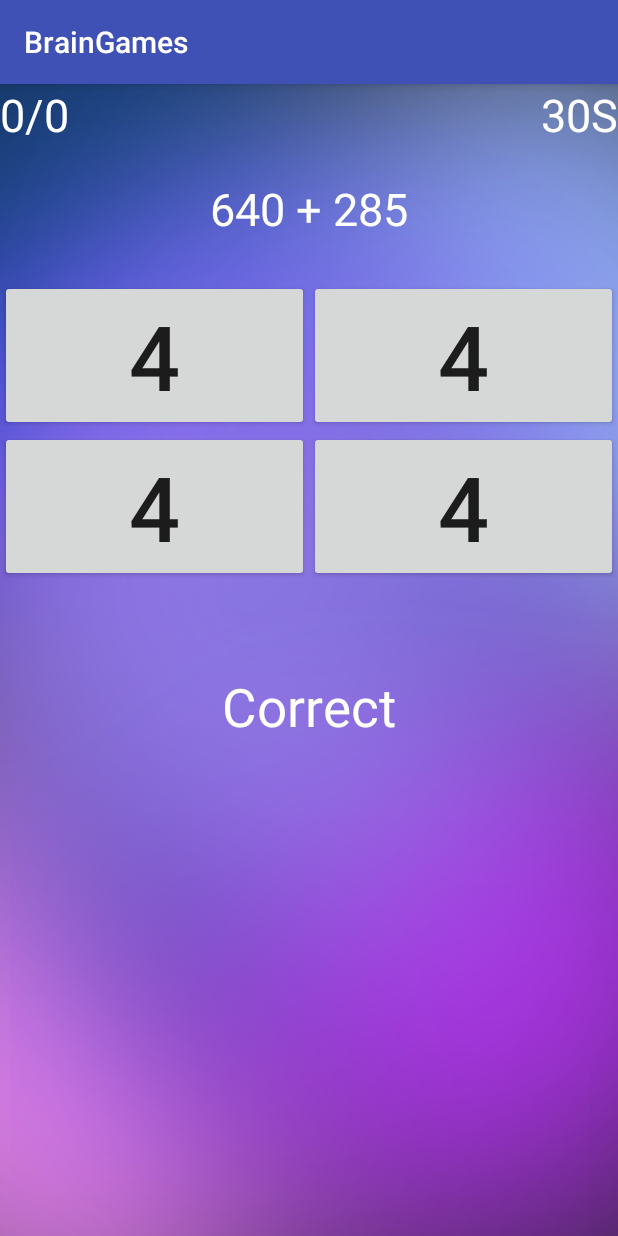
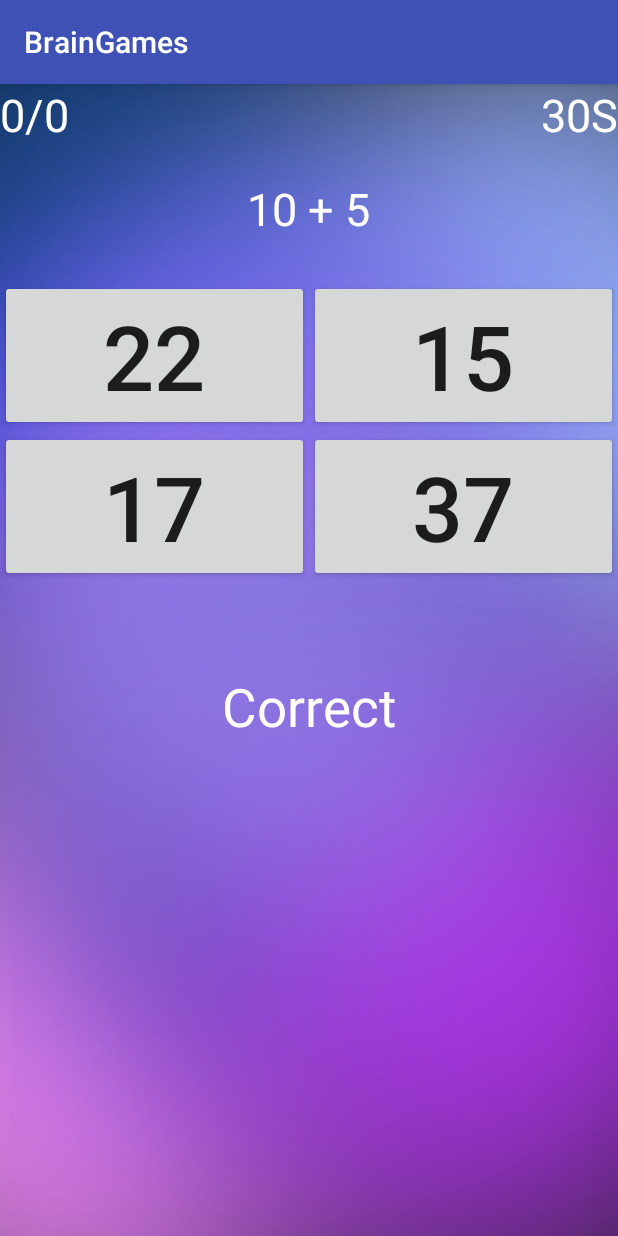
Before and after one commit to Collins33/brainGames, an Android app: the secondActivity screen opened directly, with no data from a screen before it, after a tap on "I UNDERSTAND", on a phone screen of 412 x 824 dp. Run offline under Robolectric (Android 15) with nearby library versions, the phone set to English and light mode, and no system bars.

Commit message:
I have added an array of answers to deal with adding the right answer and wrong answers to the view.The correct answer is added to the right position

```diff
--- a/app/src/main/java/com/example/root/braingames/secondActivity.java
+++ b/app/src/main/java/com/example/root/braingames/secondActivity.java
@@ -7,11 +7,16 @@ import android.widget.Button;
 import android.widget.RelativeLayout;
 import android.widget.TextView;
 
+import java.util.ArrayList;
 import java.util.Random;
 
 public class secondActivity extends AppCompatActivity implements View.OnClickListener{
     Button startGame;
     TextView triviaSum;
+    //location of correct answer in the layout
+    int locationOfCorrectAnswer;
+    //will contain answers
+    ArrayList<Integer> answers=new ArrayList<Integer>();
     @Override
     protected void onCreate(Bundle savedInstanceState) {
         super.onCreate(savedInstanceState);
@@ -19,12 +24,43 @@ public class secondActivity extends AppCompatActivity implements View.OnClickLis
          startGame=(Button) findViewById(R.id.startGame);
          triviaSum=(TextView) findViewById(R.id.textTrivia);
          startGame.setOnClickListener(this);
+        //buttons to display the answers
+        Button button0=(Button) findViewById(R.id.button0);
+        Button button1=(Button) findViewById(R.id.button1);
+        Button button2=(Button) findViewById(R.id.button2);
+        Button button3=(Button) findViewById(R.id.button3);
+
         //generate random numbers for the trivia
         Random rand=new Random();
-        int a=rand.nextInt(1001);
-        int b=rand.nextInt(1001);
+        int a=rand.nextInt(21);
+        int b=rand.nextInt(21);
         //set the textview
         triviaSum.setText(Integer.toString(a) + " + " +Integer.toString(b));
+        //location is based on the tag of buttons which is from 0-3
+        locationOfCorrectAnswer=rand.nextInt(4);
+        //setting correct answer
+        for(int i=0;i<4;i++){
+            //if the button is the loacation of the correct answer,
+            //add the correct to the arrayList
+            int incorrectAnswer;
+            if(i==locationOfCorrectAnswer){
+                answers.add(a+b);
+            }
+            //if it is not the location of the correct answer
+            else{
+                 incorrectAnswer=rand.nextInt(41);
+                while(incorrectAnswer== a+b){
+                    //stop generation of correct answer in wrong answer layout
+                    incorrectAnswer=rand.nextInt(41);
+                }
+                answers.add(incorrectAnswer);
+            }
+        }
+        button0.setText(Integer.toString(answers.get(0)));
+        button1.setText(Integer.toString(answers.get(1)));
+        button2.setText(Integer.toString(answers.get(2)));
+        button3.setText(Integer.toString(answers.get(3)));
+
     }
     @Override
     public void onClick(View view){
--- a/app/src/main/res/layout/activity_second.xml
+++ b/app/src/main/res/layout/activity_second.xml
@@ -52,7 +52,7 @@
         android:id="@+id/gridLayout">
 
         <Button
-            android:id="@+id/button1"
+            android:id="@+id/button0"
             android:layout_width="wrap_content"
             android:layout_height="wrap_content"
             android:layout_column="0"
@@ -65,7 +65,7 @@
             android:textSize="60dp" />
 
         <Button
-            android:id="@+id/button2"
+            android:id="@+id/button1"
             android:layout_width="wrap_content"
             android:layout_height="wrap_content"
             android:layout_column="0"
@@ -78,7 +78,7 @@
             android:textSize="60dp" />
 
         <Button
-            android:id="@+id/button3"
+            android:id="@+id/button2"
             android:layout_width="wrap_content"
             android:layout_height="wrap_content"
             android:layout_column="1"
@@ -91,7 +91,7 @@
             android:textSize="60dp" />
 
         <Button
-            android:id="@+id/button4"
+            android:id="@+id/button3"
             android:layout_width="wrap_content"
             android:layout_height="wrap_content"
             android:layout_column="1"
```
